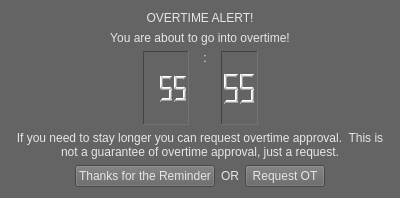
Before: the Qt Designer form Python/Utilities/time_lord/ui/time_lord_ot_alert.ui in SleepDeprivedVFX/t_sheets_listener, drawn with Qt 5.
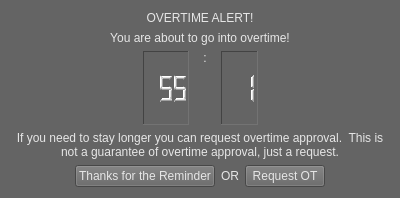
After: the same form once the commit is applied.

The edit to the form file:
```diff
--- a/Python/Utilities/time_lord/ui/time_lord_ot_alert.ui
+++ b/Python/Utilities/time_lord/ui/time_lord_ot_alert.ui
@@ -129,7 +129,7 @@
         <number>2</number>
        </property>
        <property name="intValue" stdset="0">
-        <number>55</number>
+        <number>1</number>
        </property>
       </widget>
      </item>
```
Left out of the diff: 13 changed lines with no effect on the pictures.
